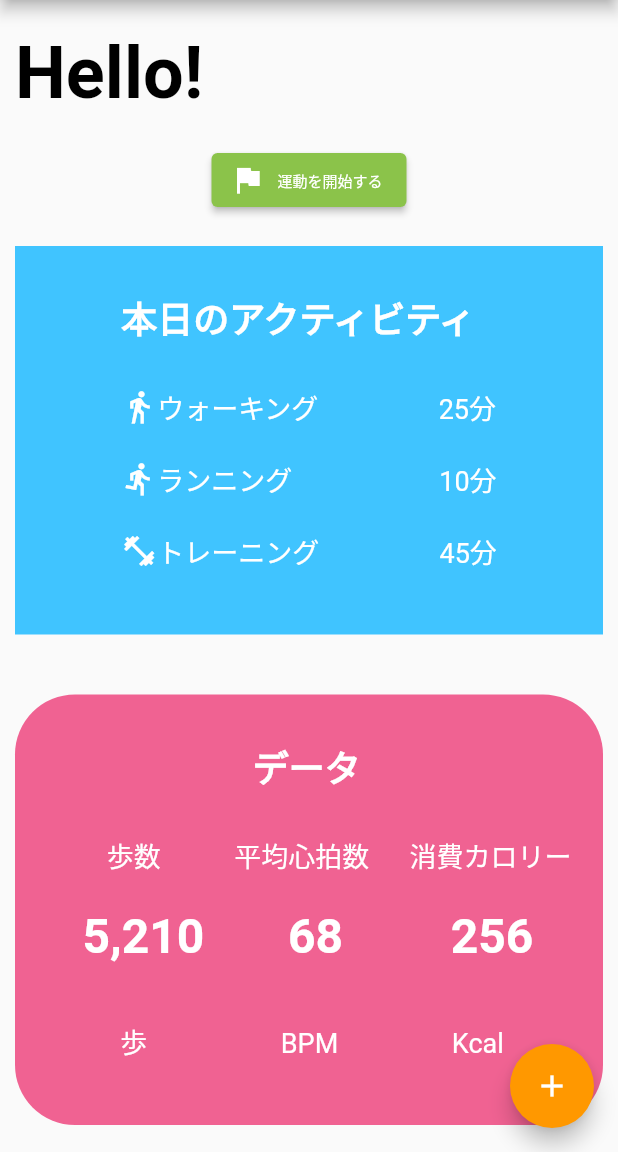
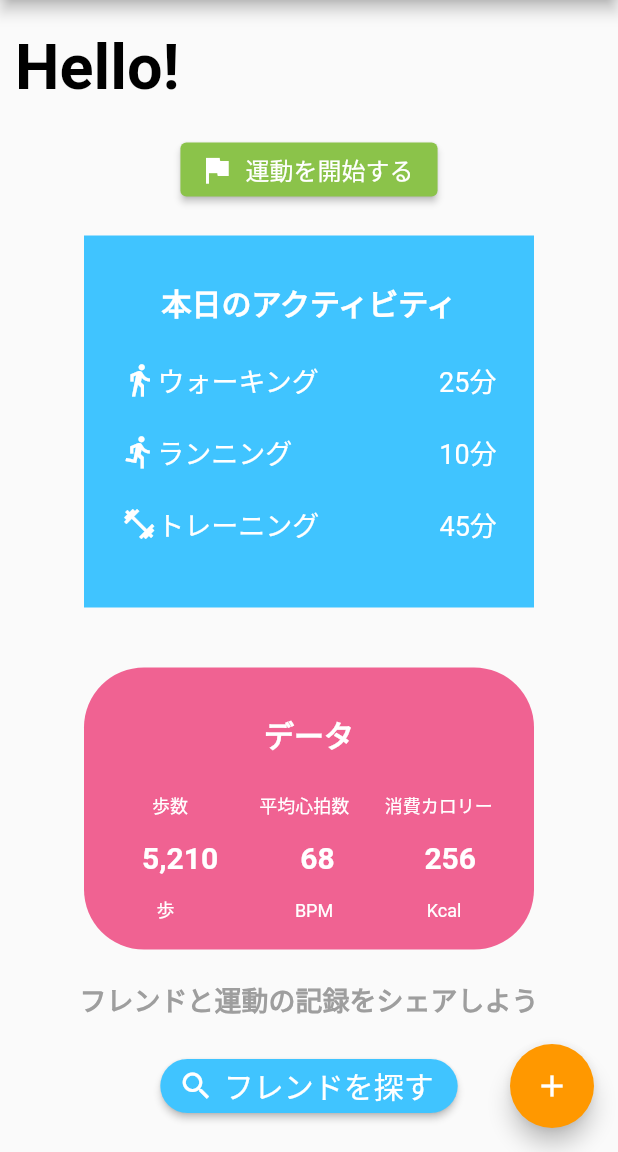
Before and after one commit to kanagoon/flutter_practice, a Flutter app: the screen it shows after launch, on a phone screen of 412 x 824 dp, the part 84-1236 px from its top. Run offline on Flutter 3.47's test engine with Material 2 defaults, Android fonts, the phone set to English and light mode, and no system bars.

Commit message:
データcontainerデザイン変更

```diff
--- a/lib/main.dart
+++ b/lib/main.dart
@@ -15,7 +15,7 @@ class PracticeApp extends StatelessWidget {
       theme: ThemeData(
         primarySwatch: Colors.orange,
       ),
-      debugShowCheckedModeBanner: false,
+      //debugShowCheckedModeBanner: false,
       // ここで最初に表示する画面を変更
       home: const BeginnerPage(),
     );
--- a/lib/pages/beginner_page.dart
+++ b/lib/pages/beginner_page.dart
@@ -31,10 +31,14 @@ class BeginnerPage extends StatelessWidget {
                 alignment: Alignment.centerLeft,
                 padding: EdgeInsets.symmetric(
                   vertical: 20.0,
-                  horizontal: 10.0,),
+                  horizontal: 10.0,
+                ),
                 child: const Text(
                   "Hello!",
-                  style: TextStyle(fontWeight: FontWeight.bold, fontSize: 48, color: Colors.black),
+                  style: TextStyle(
+                      fontWeight: FontWeight.bold,
+                      fontSize: 42,
+                      color: Colors.black),
                   textAlign: TextAlign.left,
                 ),
               ),
@@ -44,7 +48,7 @@ class BeginnerPage extends StatelessWidget {
                 label: Text('運動を開始する'),
                 style: ElevatedButton.styleFrom(
                   textStyle: TextStyle(
-                    fontSize: 10,
+                    fontSize: 16,
                   ),
                   onPrimary: Colors.white,
                   primary: Colors.lightGreen, //ボタンの背景色
@@ -57,15 +61,18 @@ class BeginnerPage extends StatelessWidget {
                   horizontal: 10.0,
                 ),
                 padding: EdgeInsets.only(top: 30),
-                width: 400,
+                width: 300,
                 alignment: Alignment.center,
                 child: RichText(
+                  textAlign: TextAlign.center,
                   text: TextSpan(
                     style: TextStyle(color: Colors.white, fontSize: 18),
                     children: [
                       TextSpan(
                         text: '本日のアクティビティ\n\n',
-                        style: TextStyle(fontWeight: FontWeight.bold, fontSize: 24),
+                        style: TextStyle(
+                            fontWeight: FontWeight.bold, fontSize: 20
+                        ),
                       ),
                       WidgetSpan(
                         child: Icon(Icons.directions_walk, color: Colors.white),
@@ -90,24 +97,31 @@ class BeginnerPage extends StatelessWidget {
                 ),
                 margin: EdgeInsets.symmetric(
                   vertical: 20.0,
-                  horizontal: 10.0,),
+                  horizontal: 10.0,
+                ),
                 padding: EdgeInsets.only(top: 30),
-                width: 400,
+                width: 300,
                 alignment: Alignment.center,
                 child: RichText(
+                  textAlign: TextAlign.center,
                   text: TextSpan(
-                    style: TextStyle(color: Colors.white, fontSize: 18),
+                    style: TextStyle(color: Colors.white, fontSize: 12),
                     children: [
                       TextSpan(
-                        text: '                       データ\n\n',
-                        style: TextStyle(fontWeight: FontWeight.bold, fontSize: 24),
+                        text: 'データ\n\n',
+                        style: TextStyle(
+                            fontWeight: FontWeight.bold, fontSize: 20),
                       ),
-                      TextSpan(text: '         歩数           平均心拍数      消費カロリー\n\n'),
                       TextSpan(
-                        text: '   5,210       68         256\n\n',
-                        style: TextStyle(fontWeight: FontWeight.bold, fontSize: 32),
+                          text: '      歩数                平均心拍数        消費カロリー\n\n'),
+                      TextSpan(
+                        text: '5,210           68            256\n',
+                        style: TextStyle(
+                            fontWeight: FontWeight.bold, fontSize: 20),
                       ),
-                      TextSpan(text: '           歩                    BPM                 Kcal\n\n'),
+                      TextSpan(
+                          text:
+                              '\n歩                           BPM                     Kcal\n'),
                     ],
                   ),
                 ),
@@ -115,10 +129,9 @@ class BeginnerPage extends StatelessWidget {
               const Text(
                 "フレンドと運動の記録をシェアしよう",
                 style: TextStyle(
-                  fontWeight: FontWeight.bold,
-                  fontSize: 24,
-                  color: Colors.grey
-                ),
+                    fontWeight: FontWeight.bold,
+                    fontSize: 18,
+                    color: Colors.grey),
               ),
               Container(
                 padding: EdgeInsets.symmetric(vertical: 20),
@@ -149,9 +162,7 @@ class BeginnerPage extends StatelessWidget {
         ),
       ),
       floatingActionButton: FloatingActionButton(
-        onPressed: () { },
-        child: Icon(Icons.add, color: Colors.white)
-      ),
+          onPressed: () {}, child: Icon(Icons.add, color: Colors.white)),
     );
   }
 }
```
